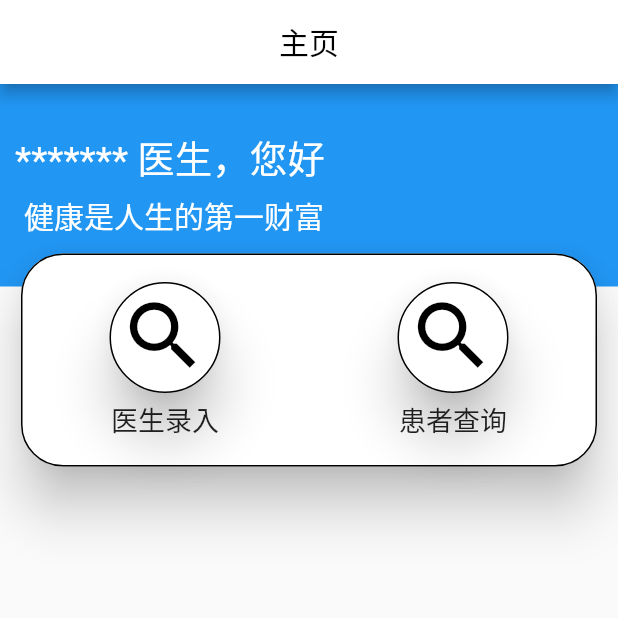
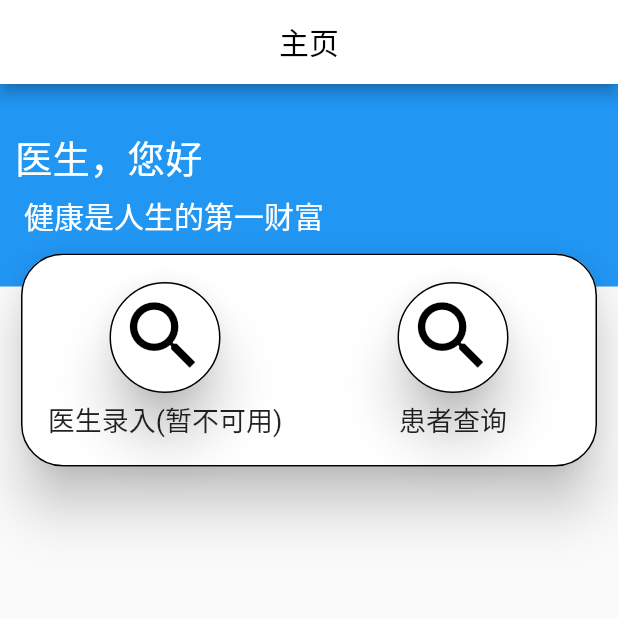
Before and after one commit to Dodoushu/ASECloudRecord, a Flutter app: the MainPage screen opened directly, on a phone screen of 412 x 824 dp, the top half of it. Run offline on Flutter 3.47's test engine with Material 2 defaults, Android fonts, the phone set to English and light mode, and no system bars; our stand-ins replace dio, file_picker, image_picker, photo_view, shared_preferences; missing offline and left inert: dart:ffi; accounts and stored records are empty.

Commit message:
version 0.2

```diff
--- a/lib/doctor/MainFunctionPage.dart
+++ b/lib/doctor/MainFunctionPage.dart
@@ -59,7 +59,7 @@ class MainPage extends StatelessWidget {
             children: <Widget>[
               new Container(
                   padding: const EdgeInsets.only(top: 20),
-                  child: Text('******* 医生，您好',
+                  child: Text('医生，您好',
                       style: TextStyle(
                         color: Colors.white,
                         fontSize: 25,
@@ -123,7 +123,7 @@ class MainPage extends StatelessWidget {
                                     },
                                     child: Container(
                                         child: Text(
-                                          '医生录入',
+                                          '医生录入(暂不可用)',
                                           style: TextStyle(fontSize: 18),
                                         )),
                                   )
--- a/lib/patient/Setting.dart
+++ b/lib/patient/Setting.dart
@@ -237,7 +237,9 @@ class _SettingState extends State<Setting> {
           onPressed: (){
             SharedPreferenceUtil.remove('token').then((value){
               SharedPreferenceUtil.remove('name').then((value){
-                Navigator.pushAndRemoveUntil(context, MaterialPageRoute(builder: (context) => select()), (route) => false);
+                SharedPreferenceUtil.remove('userId').then((value){
+                  Navigator.pushAndRemoveUntil(context, MaterialPageRoute(builder: (context) => select()), (route) => false);
+                });
               });
             });
           },
--- a/lib/patient/upLoadInfo/MedicalReport.dart
+++ b/lib/patient/upLoadInfo/MedicalReport.dart
@@ -108,9 +108,9 @@ class _medicalReport extends State<medicalReport> {
     else{
     var bodymap = Map<String,dynamic>();
     String phoneNum;
-    SharedPreferenceUtil.getString('phoneNum').then((value) async{
+    SharedPreferenceUtil.getString('userId').then((value) async{
       phoneNum = value;
-      bodymap['phone_num'] = phoneNum;
+      bodymap['userId'] = phoneNum;
       bodymap['files'] = selectedFiles;
       bodymap['hospital'] = hospital;
       bodymap['report_info'] = reportAbstract;
--- a/lib/patient/upLoadInfo/OutpatientMedical.dart
+++ b/lib/patient/upLoadInfo/OutpatientMedical.dart
@@ -190,7 +190,8 @@ class _outpatientMedical extends State<outpatientMedical> {
       bodymap['disease_info'] = recordcontent;
       bodymap['doctor_name'] = doctorname;
       bodymap['files'] = selectedFiles;
-      var url = "http://39.100.100.198:8082/outPatient";
+      print(bodymap);
+      var url = "http://39.100.100.198:8082/UploadFiles/outPatient";
       var formData = FormData.fromMap(bodymap);
 //      var formData = bodymap;
       await request(url, context,FormData: formData, contentType: 'multipart/form-data').then((value) {
```
